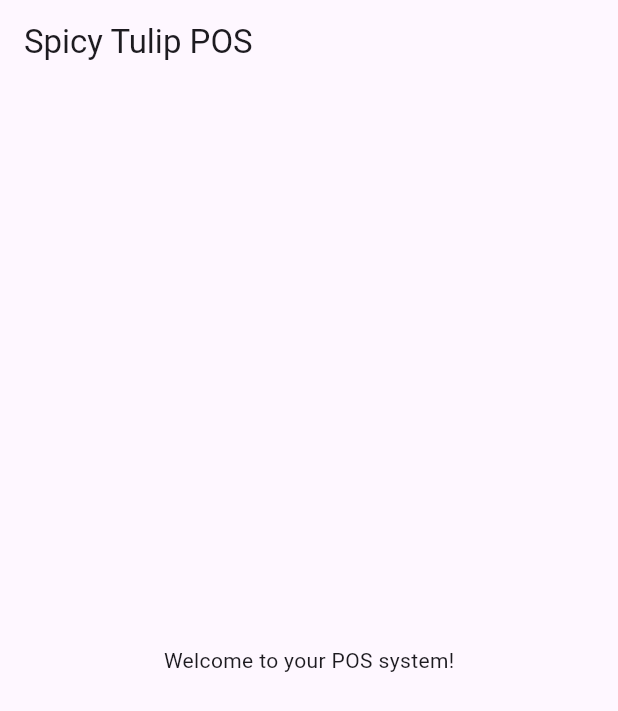
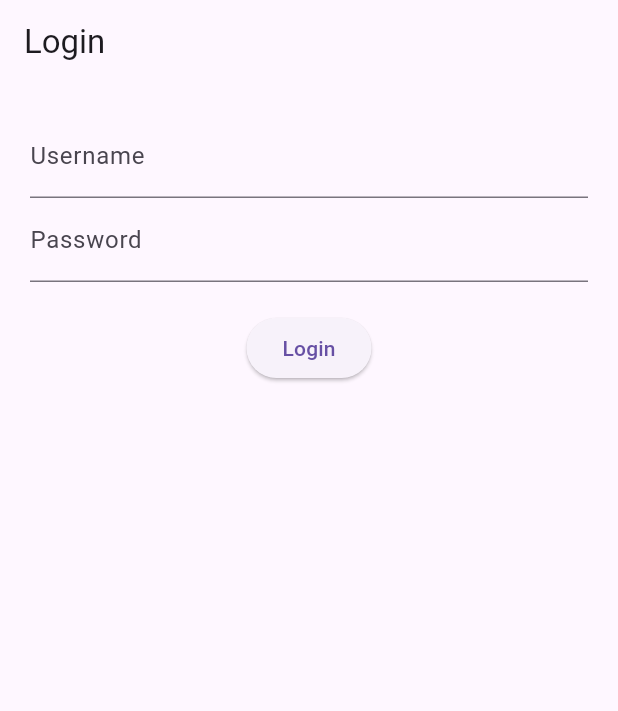
Before and after one commit to arulmozhimanikandan/spicy_pos, a Flutter app: the screen it shows after launch, on a phone screen of 412 x 824 dp. Shown: the top 711 px of the screen. Run offline on Flutter 3.47's test engine with Material 3 defaults, Android fonts, the phone set to English and light mode, and no system bars.

Commit message:
added basic login and pos screens

```diff
--- a/lib/main.dart
+++ b/lib/main.dart
@@ -1,4 +1,6 @@
+
 import 'package:flutter/material.dart';
+import 'screens/login_screen.dart';
 
 void main() => runApp(MyApp());
 
@@ -7,14 +9,9 @@ class MyApp extends StatelessWidget {
   Widget build(BuildContext context) {
     return MaterialApp(
       title: 'Spicy Tulip POS',
-      theme: ThemeData(
-        primarySwatch: Colors.teal,
-        visualDensity: VisualDensity.adaptivePlatformDensity,
-      ),
-      home: Scaffold(
-        appBar: AppBar(title: Text('Spicy Tulip POS')),
-        body: Center(child: Text('Welcome to your POS system!')),
-      ),
+      debugShowCheckedModeBanner: false,
+      theme: ThemeData(primarySwatch: Colors.teal),
+      home: LoginScreen(),
     );
   }
 }
--- /dev/null
+++ b/lib/screens/login_screen.dart
@@ -0,0 +1,31 @@
+
+import 'package:flutter/material.dart';
+import 'pos_screen.dart';
+
+class LoginScreen extends StatelessWidget {
+  final TextEditingController _username = TextEditingController();
+  final TextEditingController _password = TextEditingController();
+
+  @override
+  Widget build(BuildContext context) {
+    return Scaffold(
+      appBar: AppBar(title: Text("Login")),
+      body: Padding(
+        padding: EdgeInsets.all(20),
+        child: Column(
+          children: [
+            TextField(controller: _username, decoration: InputDecoration(labelText: "Username")),
+            TextField(controller: _password, decoration: InputDecoration(labelText: "Password"), obscureText: true),
+            SizedBox(height: 20),
+            ElevatedButton(
+              child: Text("Login"),
+              onPressed: () {
+                Navigator.pushReplacement(context, MaterialPageRoute(builder: (_) => POSScreen()));
+              },
+            ),
+          ],
+        ),
+      ),
+    );
+  }
+}
```
Also changed, not shown: lib/screens/pos_screen.dart (added, +23 -0 lines), pubspec.yaml (+6 -1 lines).
